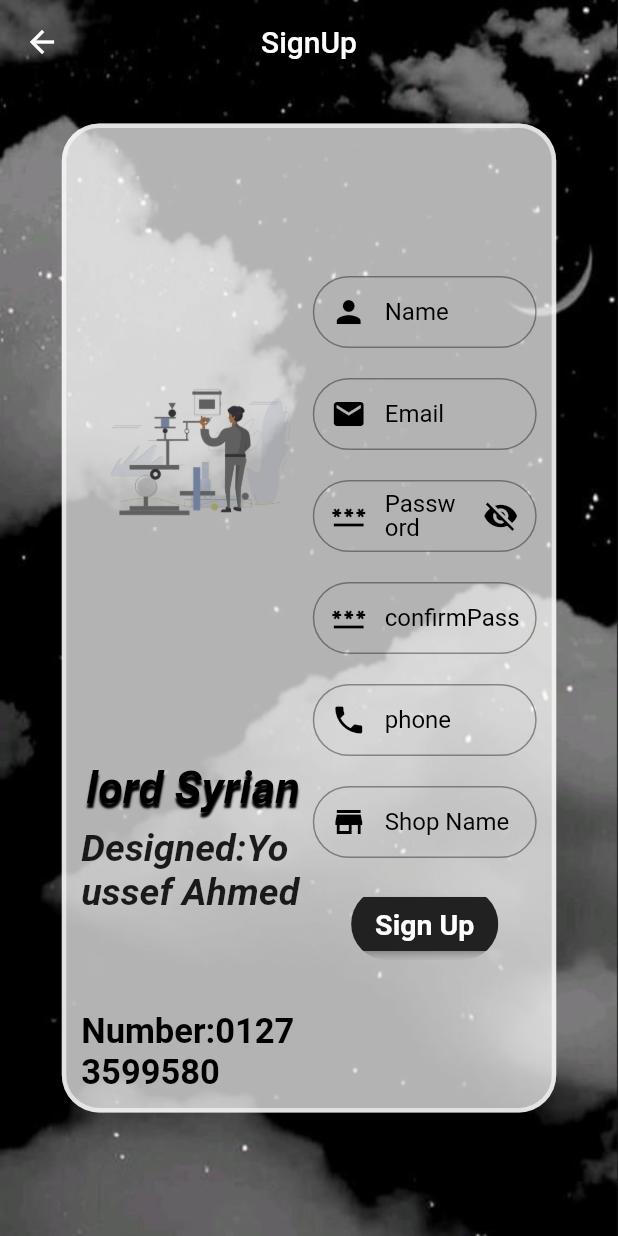
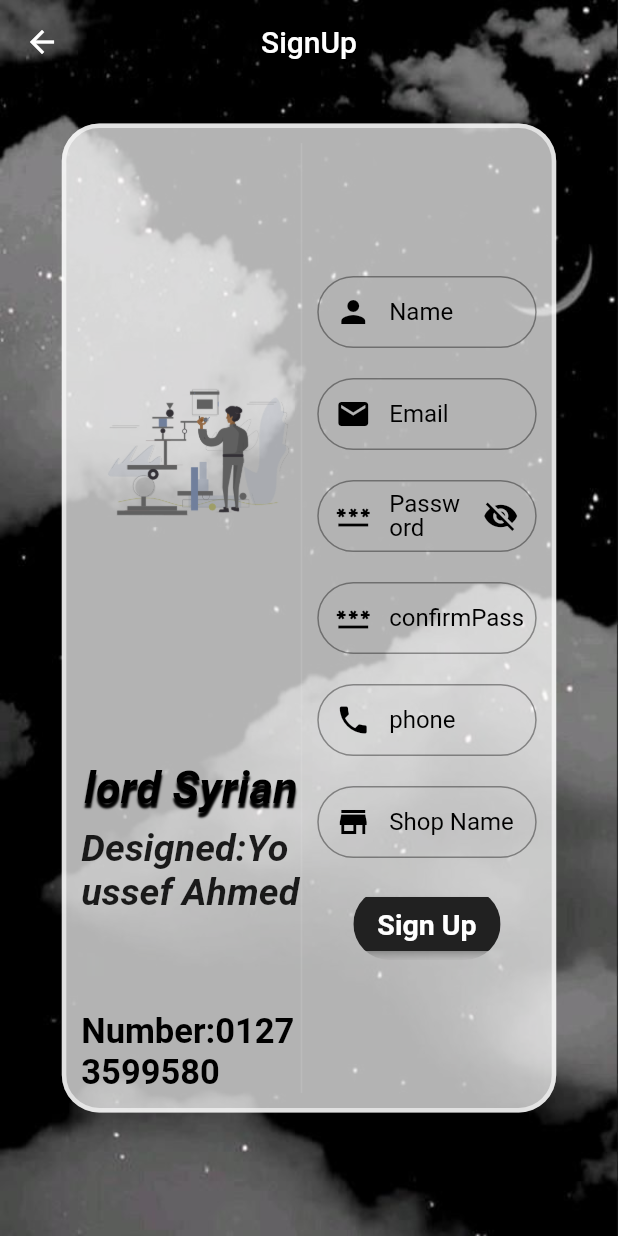
Before and after one commit to Youssef8997/makamarketCasher, a Flutter app: the signUp screen opened directly, on a phone screen of 412 x 824 dp. Run offline on Flutter 3.47's test engine with Material 2 defaults, Android fonts, the phone set to English and light mode, and no system bars; drawn by our look-alikes of shimmer; our stand-ins replace blurrycontainer, flutter_advanced_drawer, flutter_bloc, hexcolor, hive, lottie and 5 more; missing offline and left inert: firedart; accounts and stored records are empty; statements that could not run were skipped.

Commit message:
Start to connect with firebase

```diff
--- a/lib/Sign_up/SignUp.dart
+++ b/lib/Sign_up/SignUp.dart
@@ -1,5 +1,6 @@
 import 'package:flutter/material.dart';
 import 'package:flutter_bloc/flutter_bloc.dart';
+import 'package:motion_toast/motion_toast.dart';
 import 'package:shimmer/shimmer.dart';
 import 'package:untitled6/Compoandis/MyContenar.dart';
 import 'package:untitled6/Compoandis/MyTextForm.dart';
@@ -8,11 +9,28 @@ import 'package:untitled6/cuibt/State.dart';
 import 'package:untitled6/cuibt/cuibt.dart';
 import 'package:velocity_x/velocity_x.dart';
 
-class signUp extends StatelessWidget {
+import '../Login/Login.dart';
+
+class signUp extends StatefulWidget {
+  @override
+  State<signUp> createState() => _signUpState();
+}
+
+class _signUpState extends State<signUp> {
   @override
   Widget build(BuildContext context) {
     return BlocConsumer<CasherCuibt, CasherState>(
-      listener: (context, state) {},
+      listener: (context, state) {
+        if(state is CreateBaseUserProfileFa)
+        {
+          MotionToast.error(
+              title:  Text("Error in SignUp"),
+              description:  Text("This Email is already used"),
+            enableAnimation: true,
+            toastDuration:const Duration(seconds: 3) ,
+          ).show(context);
+        }
+      },
       builder: (context, state) {
         var cuibt = CasherCuibt.get(context);
         var Size = MediaQuery.of(context).size;
@@ -43,7 +61,8 @@ class signUp extends StatelessWidget {
                         Child: Row(
                           children: [
                             LogoCoulmn(Size, context),
-                            const SizedBox(height: double.maxFinite, width: 5),
+              LoginState().MyDiveder(Size),
+                            const SizedBox(width:10),
                             TextFieldColumn(cuibt,context),
                           ],
                         )))
--- a/lib/cuibt/State.dart
+++ b/lib/cuibt/State.dart
@@ -43,7 +43,10 @@ class ChangeObs extends CasherState{}
 
 //FirebaseState
 class CreateBaseUserProfileTr extends CasherState{}
-class CreateBaseUserProfileFa extends CasherState{}
+class CreateBaseUserProfileFa extends CasherState{
+  final String error;
+  CreateBaseUserProfileFa(this.error);
+}
 class SignInTr extends CasherState{}
 class SignInFa extends CasherState{
   final Error;
--- a/lib/cuibt/cuibt.dart
+++ b/lib/cuibt/cuibt.dart
@@ -732,7 +732,7 @@ class CasherCuibt extends Cubit<CasherState> {
       emit(CreateBaseUserProfileTr());
     }).catchError((onError) {
       print(onError);
-      emit(CreateBaseUserProfileFa());
+      emit(CreateBaseUserProfileFa(onError.toString()));
     });
   }
 
@@ -756,7 +756,7 @@ class CasherCuibt extends Cubit<CasherState> {
       Nevigator(bool: false, page: HomeScreen(), context: context);
     }).catchError((onError) {
       print(onError);
-      emit(CreateBaseUserProfileFa());
+      emit(CreateBaseUserProfileFa(onError.toString()));
     });
   }
 
--- a/lib/models/Casherpage.dart
+++ b/lib/models/Casherpage.dart
@@ -8,8 +8,8 @@ import 'package:untitled6/cuibt/cuibt.dart';
 import '../cuibt/State.dart';
 
 class CasherPage extends StatelessWidget {
+  var scrolllabel = ScrollController();
   @override
-  var scrolllabel = ScrollController();
   Widget build(BuildContext context) {
     return BlocConsumer<CasherCuibt, CasherState>(
         listener: (context, state) {},
--- a/pubspec.yaml
+++ b/pubspec.yaml
@@ -45,6 +45,7 @@ dependencies:
   firedart: ^0.9.0+1
   firebase_auth: ^3.3.16
   hive: ^2.1.0
+  motion_toast: ^2.1.6
 dev_dependencies:
   flutter_test:
     sdk: flutter
```
Also changed, not shown: lib/Login/Login.dart (+35 -12 lines), pubspec.lock.
